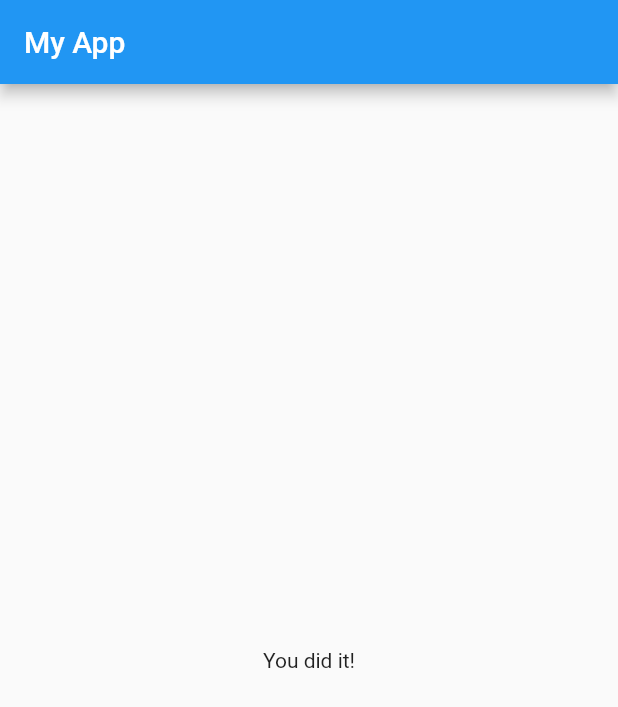
After one commit to sahilmob/flutter-course-quiz-app, a Flutter app: the screen it shows after launch, after a tap on "Black", after a tap on "Snake", after a tap on "Max", on a phone screen of 412 x 824 dp. The commit adds this screen. Shown: the top 707 px of the screen. Run offline on Flutter 3.47's test engine with Material 2 defaults, Android fonts, the phone set to English and light mode, and no system bars.

Commit message:
code rafctoring

```diff
--- /dev/null
+++ b/lib/quiz.dart
@@ -0,0 +1,27 @@
+import 'package:flutter/material.dart';
+import 'package:quiz_app/question.dart';
+import 'package:quiz_app/answer.dart';
+
+class Quiz extends StatelessWidget {
+  final Map question;
+  final Function answerQuestion;
+
+  Quiz(this.question, this.answerQuestion);
+
+  @override
+  Widget build(BuildContext context) {
+    return Padding(
+      padding: EdgeInsets.symmetric(horizontal: 10),
+      child: Column(
+        children: <Widget>[
+          Question(
+            question["questionText"],
+          ),
+          ...question["answers"]
+              .map((answer) => Answer(answerQuestion, answer))
+              .toList()
+        ],
+      ),
+    );
+  }
+}
--- /dev/null
+++ b/lib/result.dart
@@ -0,0 +1,10 @@
+import 'package:flutter/material.dart';
+
+class Result extends StatelessWidget {
+  @override
+  Widget build(BuildContext context) {
+    return Center(
+      child: Text("You did it!"),
+    );
+  }
+}
```
Also changed, not shown: lib/main.dart (+4 -18 lines).
